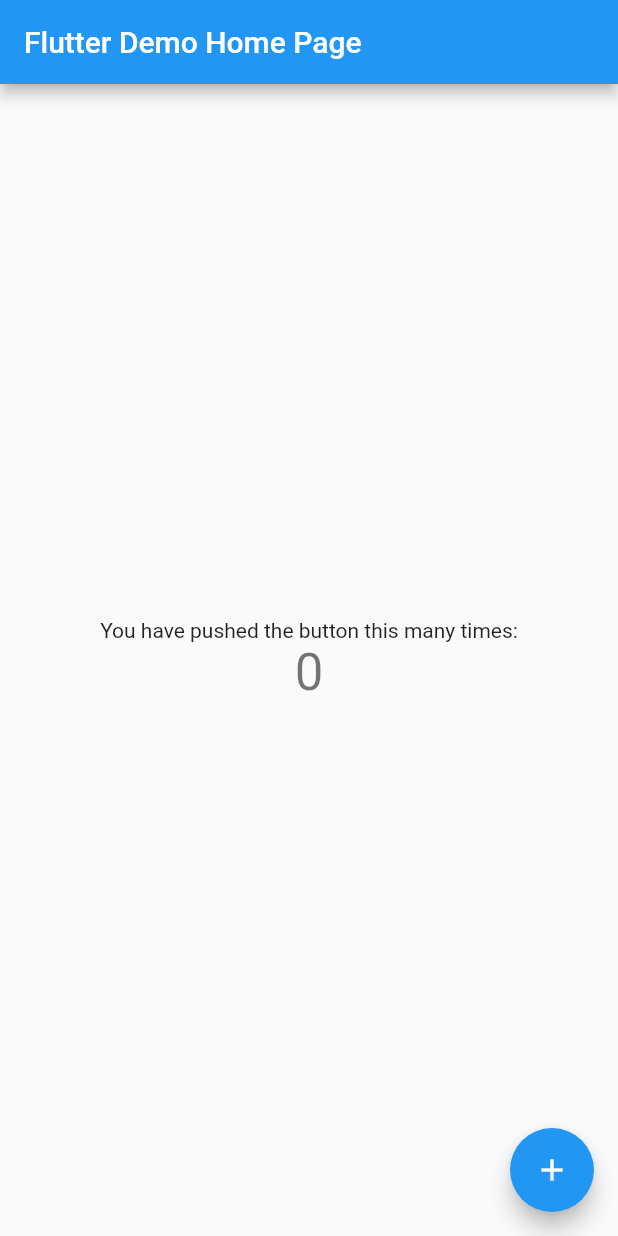
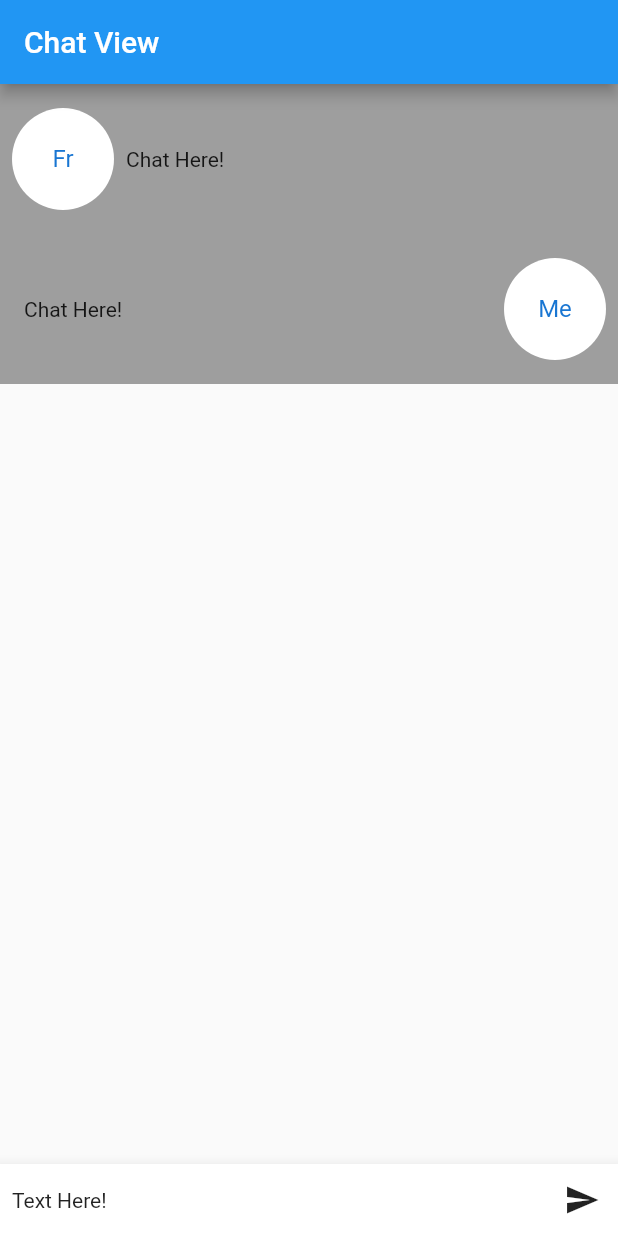
Before and after one commit to leonardocelis112/Flutter-Chat-App, a Flutter app: the screen it shows after launch, on a phone screen of 412 x 824 dp. Run offline on Flutter 3.47's test engine with Material 2 defaults, Android fonts, the phone set to English and light mode, and no system bars.

Commit message:
Create basic Layout

```diff
--- /dev/null
+++ b/lib/chat_head.dart
@@ -0,0 +1,45 @@
+import 'package:flutter/material.dart';
+
+class ChatHead extends StatefulWidget {
+  @override
+  _ChatHeadState createState() => _ChatHeadState();
+}
+
+class _ChatHeadState extends State<ChatHead> {
+  @override
+  Widget build(BuildContext context) {
+    return Container(
+      padding: EdgeInsets.symmetric(horizontal: 16.0, vertical: 24.0),
+      width: double.infinity,
+      color: Colors.grey[300],
+      child: Row(
+        children: <Widget>[
+          Expanded(
+            child: Column(
+              crossAxisAlignment: CrossAxisAlignment.start,
+              mainAxisAlignment: MainAxisAlignment.center,
+              children: <Widget>[
+                Text(
+                  "<Friend's Name>",
+                  style: Theme.of(context).textTheme.title,
+                ),
+                Text("Last message", style: Theme.of(context).textTheme.body2),
+                Text("Last message time"),
+              ],
+            ),
+          ),
+          CircleAvatar(
+            radius: 38.0,
+            child: Text(
+              "T",
+              style: Theme.of(context)
+                  .textTheme
+                  .display1
+                  .apply(color: Colors.white, fontSizeDelta: 1),
+            ),
+          )
+        ],
+      ),
+    );
+  }
+}
--- /dev/null
+++ b/lib/chat_messages.dart
@@ -0,0 +1,52 @@
+import 'package:flutter/material.dart';
+
+class ChatMessages extends StatefulWidget {
+  @override
+  _ChatMessagesState createState() => _ChatMessagesState();
+
+  final bool isFriend;
+  final bool isNotPrevious;
+
+  ChatMessages({
+    Key key,
+    this.isFriend: false,
+    this.isNotPrevious: false,
+  }) : super(key: key);
+}
+
+class _ChatMessagesState extends State<ChatMessages> {
+  @override
+  Widget build(BuildContext context) {
+    return Container(
+      padding: EdgeInsets.all(8.0),
+      height: 100.0,
+      width: double.infinity,
+      color: Colors.grey,
+      child: Row(
+        crossAxisAlignment: CrossAxisAlignment.center,
+        children: <Widget>[
+          widget.isFriend && widget.isNotPrevious
+              ? CircleAvatar(
+                  radius: 34.0,
+                  backgroundColor: Colors.white,
+                  child: Text("Fr"),
+                )
+              : Container(),
+          Expanded(
+            child: Padding(
+              padding: EdgeInsets.all(8.0),
+              child: Text("Chat Here!"),
+            ),
+          ),
+          !widget.isFriend && widget.isNotPrevious
+              ? CircleAvatar(
+                  radius: 34.0,
+                  backgroundColor: Colors.white,
+                  child: Text("Me"),
+                )
+              : Container()
+        ],
+      ),
+    );
+  }
+}
--- /dev/null
+++ b/lib/chat_view.dart
@@ -0,0 +1,48 @@
+import 'package:chat_app/chat_messages.dart';
+import 'package:flutter/material.dart';
+
+class ChatView extends StatefulWidget {
+  @override
+  _ChatViewState createState() => _ChatViewState();
+}
+
+class _ChatViewState extends State<ChatView> {
+  @override
+  Widget build(BuildContext context) {
+    return Scaffold(
+      appBar: AppBar(
+        title: Text("Chat View"),
+      ),
+      body: ListView(
+        children: <Widget>[
+          ChatMessages(
+            isFriend: true,
+            isNotPrevious: true,
+          ),
+          ChatMessages(
+            isFriend: false,
+            isNotPrevious: true,
+          )
+        ],
+      ),
+      bottomNavigationBar: BottomAppBar(
+        child: Row(
+          children: <Widget>[
+            Expanded(
+              child: Padding(
+                padding: const EdgeInsets.all(8.0),
+                child: Text("Text Here!"),
+              ),
+            ),
+            IconButton(
+              icon: Icon(Icons.send),
+              onPressed: () {
+                print("Send Message");
+              },
+            )
+          ],
+        ),
+      ),
+    );
+  }
+}
--- a/lib/main.dart
+++ b/lib/main.dart
@@ -1,111 +1,4 @@
 import 'package:flutter/material.dart';
+import 'package:chat_app/scaffold.dart';
 
-void main() => runApp(MyApp());
-
-class MyApp extends StatelessWidget {
-  // This widget is the root of your application.
-  @override
-  Widget build(BuildContext context) {
-    return MaterialApp(
-      title: 'Flutter Demo',
-      theme: ThemeData(
-        // This is the theme of your application.
-        //
-        // Try running your application with "flutter run". You'll see the
-        // application has a blue toolbar. Then, without quitting the app, try
-        // changing the primarySwatch below to Colors.green and then invoke
-        // "hot reload" (press "r" in the console where you ran "flutter run",
-        // or simply save your changes to "hot reload" in a Flutter IDE).
-        // Notice that the counter didn't reset back to zero; the application
-        // is not restarted.
-        primarySwatch: Colors.blue,
-      ),
-      home: MyHomePage(title: 'Flutter Demo Home Page'),
-    );
-  }
-}
-
-class MyHomePage extends StatefulWidget {
-  MyHomePage({Key key, this.title}) : super(key: key);
-
-  // This widget is the home page of your application. It is stateful, meaning
-  // that it has a State object (defined below) that contains fields that affect
-  // how it looks.
-
-  // This class is the configuration for the state. It holds the values (in this
-  // case the title) provided by the parent (in this case the App widget) and
-  // used by the build method of the State. Fields in a Widget subclass are
-  // always marked "final".
-
-  final String title;
-
-  @override
-  _MyHomePageState createState() => _MyHomePageState();
-}
-
-class _MyHomePageState extends State<MyHomePage> {
-  int _counter = 0;
-
-  void _incrementCounter() {
-    setState(() {
-      // This call to setState tells the Flutter framework that something has
-      // changed in this State, which causes it to rerun the build method below
-      // so that the display can reflect the updated values. If we changed
-      // _counter without calling setState(), then the build method would not be
-      // called again, and so nothing would appear to happen.
-      _counter++;
-    });
-  }
-
-  @override
-  Widget build(BuildContext context) {
-    // This method is rerun every time setState is called, for instance as done
-    // by the _incrementCounter method above.
-    //
-    // The Flutter framework has been optimized to make rerunning build methods
-    // fast, so that you can just rebuild anything that needs updating rather
-    // than having to individually change instances of widgets.
-    return Scaffold(
-      appBar: AppBar(
-        // Here we take the value from the MyHomePage object that was created by
-        // the App.build method, and use it to set our appbar title.
-        title: Text(widget.title),
-      ),
-      body: Center(
-        // Center is a layout widget. It takes a single child and positions it
-        // in the middle of the parent.
-        child: Column(
-          // Column is also layout widget. It takes a list of children and
-          // arranges them vertically. By default, it sizes itself to fit its
-          // children horizontally, and tries to be as tall as its parent.
-          //
-          // Invoke "debug painting" (press "p" in the console, choose the
-          // "Toggle Debug Paint" action from the Flutter Inspector in Android
-          // Studio, or the "Toggle Debug Paint" command in Visual Studio Code)
-          // to see the wireframe for each widget.
-          //
-          // Column has various properties to control how it sizes itself and
-          // how it positions its children. Here we use mainAxisAlignment to
-          // center the children vertically; the main axis here is the vertical
-          // axis because Columns are vertical (the cross axis would be
-          // horizontal).
-          mainAxisAlignment: MainAxisAlignment.center,
-          children: <Widget>[
-            Text(
-              'You have pushed the button this many times:',
-            ),
-            Text(
-              '$_counter',
-              style: Theme.of(context).textTheme.display1,
-            ),
-          ],
-        ),
-      ),
-      floatingActionButton: FloatingActionButton(
-        onPressed: _incrementCounter,
-        tooltip: 'Increment',
-        child: Icon(Icons.add),
-      ), // This trailing comma makes auto-formatting nicer for build methods.
-    );
-  }
-}
+void main() => runApp(MyChatApp());
--- /dev/null
+++ b/lib/scaffold.dart
@@ -0,0 +1,58 @@
+import 'package:chat_app/chat_head.dart';
+import 'package:chat_app/chat_view.dart';
+import 'package:flutter/material.dart';
+import 'package:flutter/widgets.dart';
+
+class MyChatApp extends StatefulWidget {
+  @override
+  _MyChatAppState createState() => _MyChatAppState();
+}
+
+class _MyChatAppState extends State<MyChatApp> {
+  int _currentIndex = 0;
+  @override
+  Widget build(BuildContext context) {
+    return MaterialApp(
+      /* home: Scaffold(
+        appBar: AppBar(
+          title: Text("Chat App"),
+          actions: <Widget>[
+            IconButton(
+              icon: Icon(Icons.help),
+              onPressed: () {
+                print("button was pressed");
+              },
+            )
+          ],
+        ),
+        body: ListView(
+          children: <Widget>[ChatHead(), ChatHead(), ChatHead()],
+        ),
+        bottomNavigationBar: BottomNavigationBar(
+          currentIndex: _currentIndex,
+          items: <BottomNavigationBarItem>[
+            BottomNavigationBarItem(
+                icon: Icon(Icons.home), title: Text("Home")),
+            BottomNavigationBarItem(
+                icon: Icon(Icons.mail_outline), title: Text("Chats")),
+            BottomNavigationBarItem(
+                icon: Icon(Icons.settings), title: Text("Settings")),
+          ],
+          onTap: (int index) {
+            print("Index is $index");
+            setState(() {
+              _currentIndex = index;
+            });
+          },
+        ),
+        floatingActionButton: FloatingActionButton(
+          child: Icon(Icons.add),
+          onPressed: () {
+            print("Add was pressed");
+          },
+        ),
+      ), */
+      home: ChatView(),
+    );
+  }
+}
```
Also changed, not shown: 1 other file.
